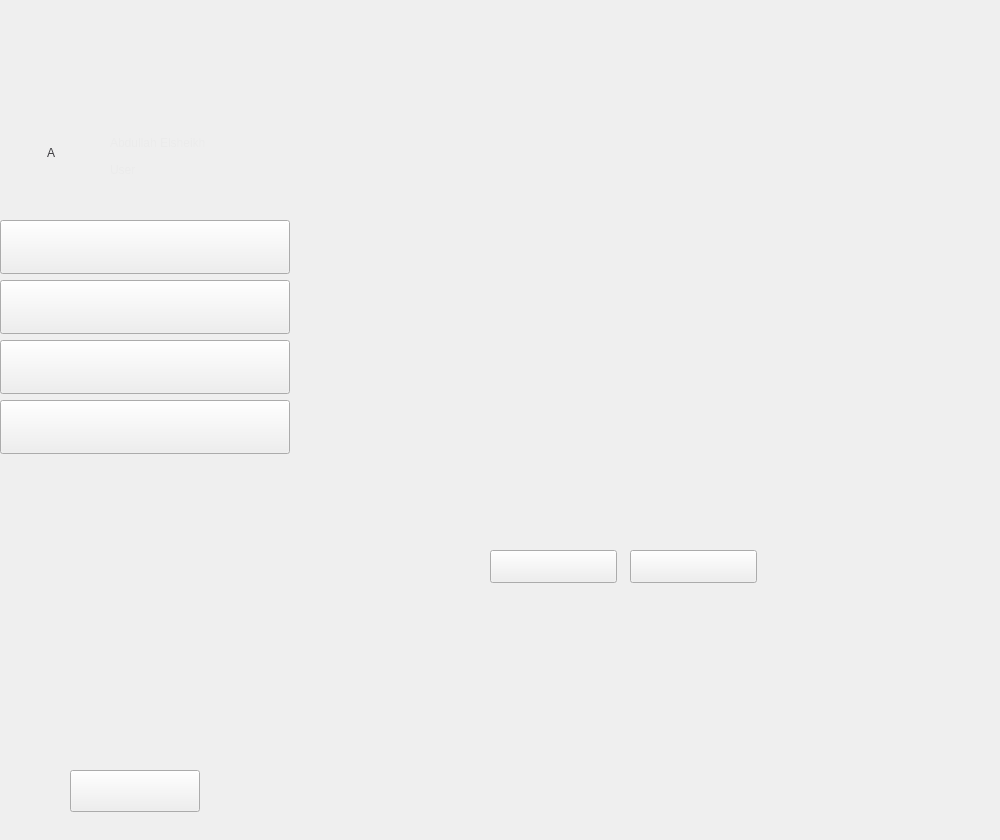
This is gui.ui in abdullahsalah96/Pisces as Qt 5 draws it before an edit. The edited form follows.
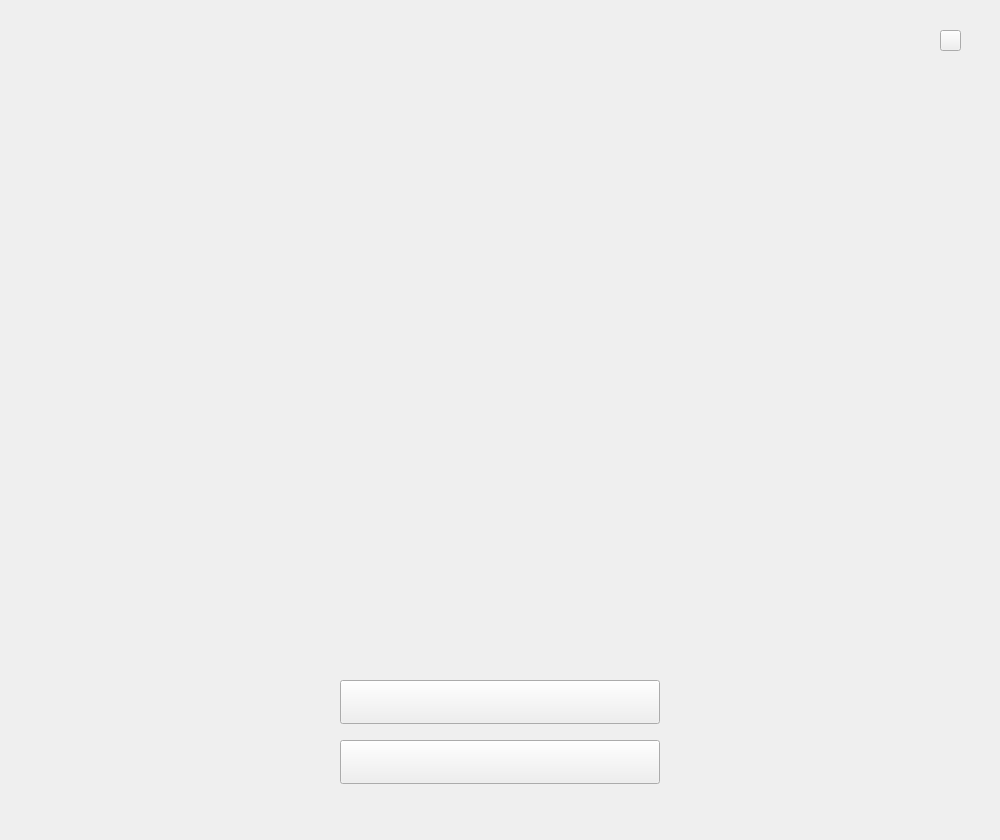
This is the edited form. The open tabs and pages were chosen to show the change. Icons and pictures are not drawn.

Diff of the .ui file:
```diff
--- a/gui.ui
+++ b/gui.ui
@@ -1171,8 +1171,8 @@
        <widget class="QPushButton" name="button_open_cam">
         <property name="geometry">
          <rect>
-          <x>200</x>
-          <y>550</y>
+          <x>210</x>
+          <y>770</y>
           <width>127</width>
           <height>33</height>
          </rect>
@@ -1198,8 +1198,8 @@
        <widget class="QPushButton" name="button_capture">
         <property name="geometry">
          <rect>
-          <x>340</x>
-          <y>550</y>
+          <x>360</x>
+          <y>770</y>
           <width>127</width>
           <height>33</height>
          </rect>
@@ -1385,6 +1385,108 @@
       </property>
      </widget>
     </widget>
+    <widget class="QWidget" name="page_faceLogin">
+     <property name="styleSheet">
+      <string notr="true">border-image: url(:/Resources/faceIDWidget.png);</string>
+     </property>
+     <widget class="QLabel" name="label_camera">
+      <property name="geometry">
+       <rect>
+        <x>110</x>
+        <y>230</y>
+        <width>781</width>
+        <height>391</height>
+       </rect>
+      </property>
+      <property name="styleSheet">
+       <string notr="true">border-image: url(:/Resources/darkBlackBG.png);</string>
+      </property>
+      <property name="text">
+       <string/>
+      </property>
+     </widget>
+     <widget class="QPushButton" name="close_5">
+      <property name="geometry">
+       <rect>
+        <x>940</x>
+        <y>30</y>
+        <width>21</width>
+        <height>21</height>
+       </rect>
+      </property>
+      <property name="styleSheet">
+       <string notr="true">QPushButton{
+border-image: url(:/Resources/exitGrey.png);
+background-repeat: none;
+}
+
+QPushButton:hover{
+border-image: url(:/Resources/exitRed.png);
+}
+
+QPushButton:pressed{
+border-image: url(:/Resources/exitRed.png);
+}x</string>
+      </property>
+      <property name="text">
+       <string/>
+      </property>
+     </widget>
+     <widget class="QPushButton" name="button_faceSignIn">
+      <property name="geometry">
+       <rect>
+        <x>340</x>
+        <y>680</y>
+        <width>320</width>
+        <height>44</height>
+       </rect>
+      </property>
+      <property name="styleSheet">
+       <string notr="true">QPushButton{
+border-image: url(:/Resources/signIn.png);
+background-repeat: none;
+}
+
+QPushButton:hover{
+border-image: url(:/Resources/signInPressed.png);
+}
+
+QPushButton:pressed{
+border-image: url(:/Resources/signInPressed.png);
+}x</string>
+      </property>
+      <property name="text">
+       <string/>
+      </property>
+     </widget>
+     <widget class="QPushButton" name="button_back">
+      <property name="geometry">
+       <rect>
+        <x>340</x>
+        <y>740</y>
+        <width>320</width>
+        <height>44</height>
+       </rect>
+      </property>
+      <property name="styleSheet">
+       <string notr="true">QPushButton{
+background-repeat: none;
+border-image: url(:/Resources/back.png);
+}
+
+QPushButton:hover{
+	border-image: url(:/Resources/backPressed.png);
+}
+
+QPushButton:pressed{
+	border-image: url(:/Resources/backPressed.png);
+}x</string>
+      </property>
+      <property name="text">
+       <string/>
+      </property>
+     </widget>
+    </widget>
    </widget>
   </widget>
  </widget>
```
Left out of the diff: 78 changed lines with no effect on the pictures.
